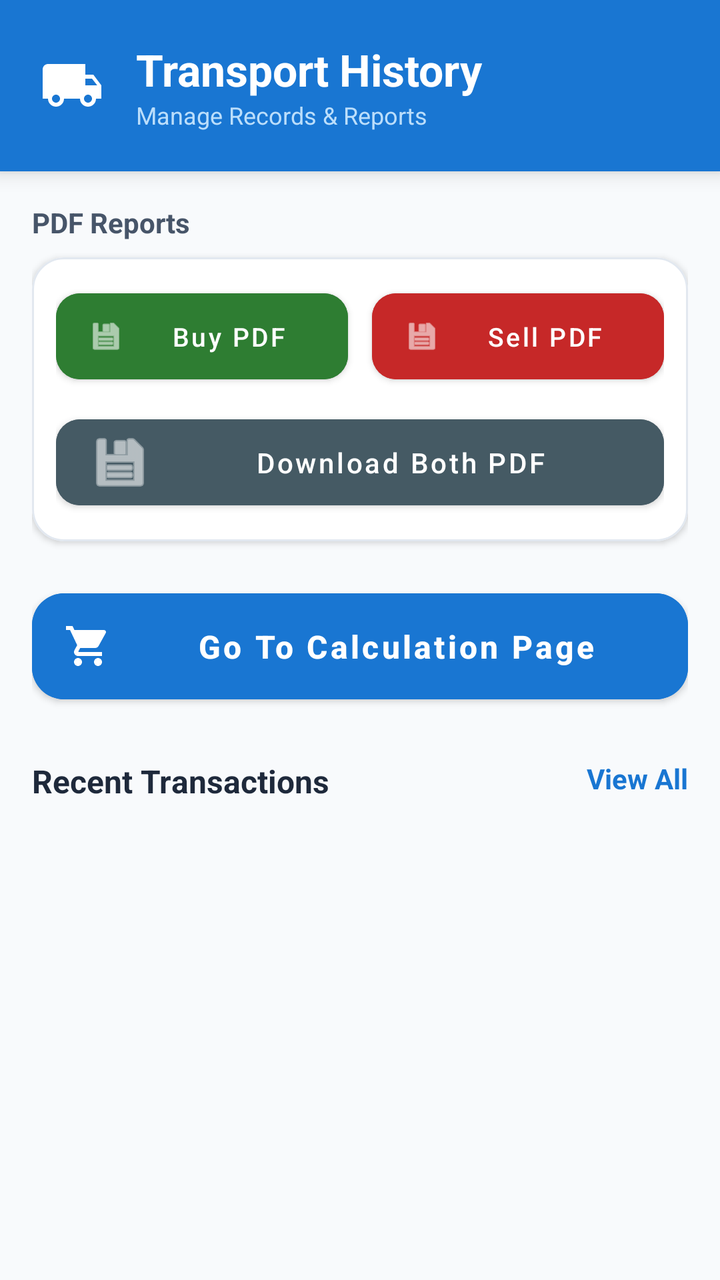
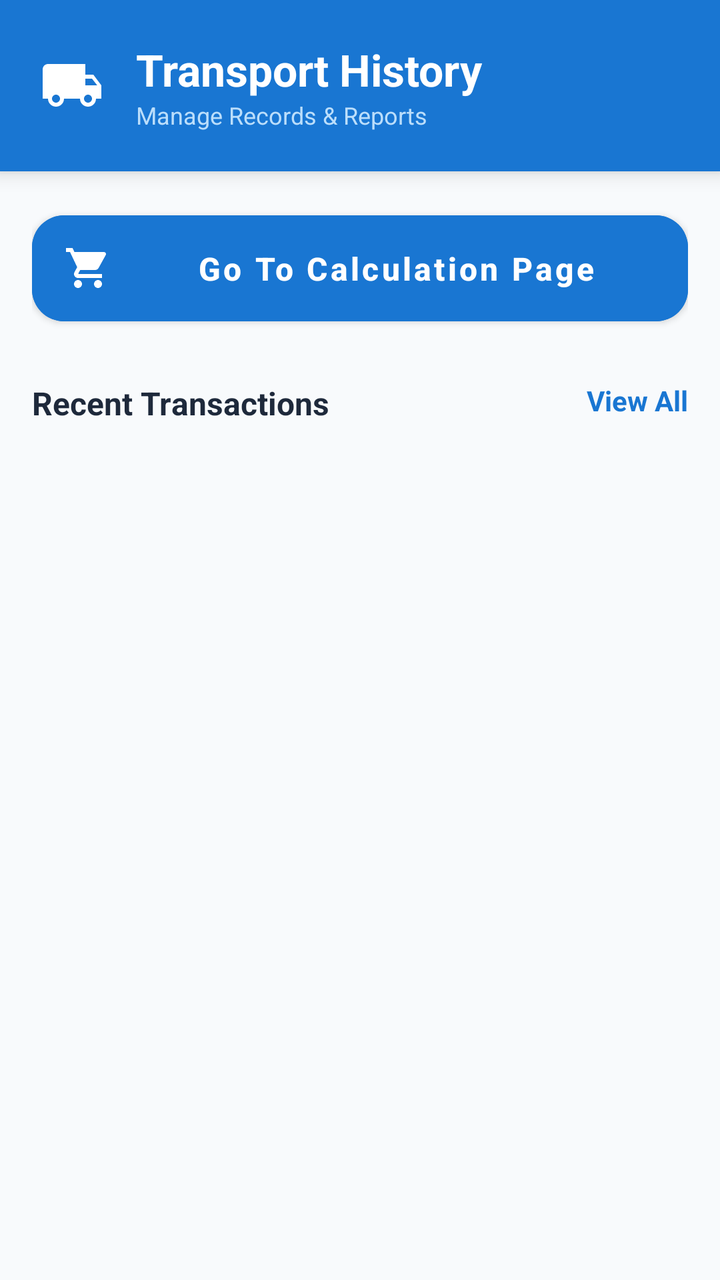

An Android layout rendered at two revisions. The XML below is the earlier revision; the diff shows what the commit changed to produce the second picture.
<!-- AndroidManifest.xml: application theme Theme.Transport1 -->
<!-- res/layout/activity_view_data.xml -->
<?xml version="1.0" encoding="utf-8"?>
<LinearLayout xmlns:android="http://schemas.android.com/apk/res/android"
    xmlns:app="http://schemas.android.com/apk/res-auto"
    xmlns:tools="http://schemas.android.com/tools"
    android:layout_width="match_parent"
    android:layout_height="match_parent"
    android:background="#F8FAFC"
    android:orientation="vertical">

    
    <RelativeLayout
        android:layout_width="match_parent"
        android:layout_height="wrap_content"
        android:background="@color/primaryBlue"
        android:padding="20dp"
        android:elevation="6dp">

        <ImageView
            android:id="@+id/imgHeaderIcon"
            android:layout_width="32dp"
            android:layout_height="32dp"
            android:layout_centerVertical="true"
            android:src="@drawable/ic_local_shipping"
            app:tint="@color/white" />

        <LinearLayout
            android:layout_width="wrap_content"
            android:layout_height="wrap_content"
            android:layout_toEndOf="@id/imgHeaderIcon"
            android:layout_marginStart="16dp"
            android:orientation="vertical">

            <TextView
                android:layout_width="wrap_content"
                android:layout_height="wrap_content"
                android:text="Transport History"
                android:textColor="@color/white"
                android:textSize="22sp"
                android:textStyle="bold" />

            <TextView
                android:layout_width="wrap_content"
                android:layout_height="wrap_content"
                android:text="Manage Records &amp; Reports"
                android:textColor="#BBDEFB"
                android:textSize="12sp" />
        </LinearLayout>
    </RelativeLayout>

    <ScrollView
        android:layout_width="match_parent"
        android:layout_height="0dp"
        android:layout_weight="1"
        android:fillViewport="true">

        <LinearLayout
            android:layout_width="match_parent"
            android:layout_height="wrap_content"
            android:orientation="vertical"
            android:padding="16dp">

            
            <TextView
                android:layout_width="wrap_content"
                android:layout_height="wrap_content"
                android:text="PDF Reports"
                android:textColor="#475569"
                android:textSize="14sp"
                android:textStyle="bold"
                android:layout_marginBottom="8dp" />

            <com.google.android.material.card.MaterialCardView
                android:layout_width="match_parent"
                android:layout_height="wrap_content"
                android:layout_marginBottom="20dp"
                app:cardCornerRadius="16dp"
                app:cardElevation="2dp"
                app:cardBackgroundColor="@color/white"
                app:strokeWidth="1dp"
                app:strokeColor="#E2E8F0">

                <LinearLayout
                    android:layout_width="match_parent"
                    android:layout_height="wrap_content"
                    android:orientation="vertical"
                    android:padding="12dp">

                    <LinearLayout
                        android:layout_width="match_parent"
                        android:layout_height="wrap_content"
                        android:orientation="horizontal"
                        android:weightSum="2">

                        <com.google.android.material.button.MaterialButton
                            android:id="@+id/btnDownloadBuy"
                            android:layout_width="0dp"
                            android:layout_height="55dp"
                            android:layout_weight="1"
                            android:layout_marginEnd="6dp"
                            android:backgroundTint="#2E7D32"
                            android:text="Buy PDF"
                            android:textAllCaps="false"
                            android:textSize="13sp"
                            app:cornerRadius="12dp"
                            app:icon="@android:drawable/ic_menu_save"
                            app:iconSize="18dp" />

                        <com.google.android.material.button.MaterialButton
                            android:id="@+id/btnDownloadSell"
                            android:layout_width="0dp"
                            android:layout_height="55dp"
                            android:layout_weight="1"
                            android:layout_marginStart="6dp"
                            android:backgroundTint="#C62828"
                            android:text="Sell PDF"
                            android:textAllCaps="false"
                            android:textSize="13sp"
                            app:cornerRadius="12dp"
                            app:icon="@android:drawable/ic_menu_save"
                            app:iconSize="18dp" />
                    </LinearLayout>

                    <com.google.android.material.button.MaterialButton
                        android:id="@+id/btnDownloadBoth"
                        android:layout_width="match_parent"
                        android:layout_height="55dp"
                        android:layout_marginTop="8dp"
                        android:backgroundTint="#455A64"
                        android:text="Download Both PDF"
                        android:textAllCaps="false"
                        android:textSize="14sp"
                        app:cornerRadius="12dp"
                        app:icon="@android:drawable/ic_menu_save"
                        app:iconPadding="8dp" />
                </LinearLayout>
            </com.google.android.material.card.MaterialCardView>

            
            <com.google.android.material.button.MaterialButton
                android:id="@+id/btnOpenCalculation"
                android:layout_width="match_parent"
                android:layout_height="65dp"
                android:layout_marginBottom="24dp"
                android:backgroundTint="@color/primaryBlue"
                android:text="Go To Calculation Page"
                android:textAllCaps="false"
                android:textSize="16sp"
                android:textStyle="bold"
                app:cornerRadius="16dp"
                app:elevation="4dp"
                app:icon="@drawable/ic_shopping_cart"
                app:iconPadding="12dp"
                app:iconSize="24dp" />

            
            <RelativeLayout
                android:layout_width="match_parent"
                android:layout_height="wrap_content"
                android:layout_marginBottom="12dp">

                <TextView
                    android:layout_width="wrap_content"
                    android:layout_height="wrap_content"
                    android:text="Recent Transactions"
                    android:textColor="#1E293B"
                    android:textSize="16sp"
                    android:textStyle="bold" />

                <TextView
                    android:layout_width="wrap_content"
                    android:layout_height="wrap_content"
                    android:layout_alignParentEnd="true"
                    android:text="View All"
                    android:textColor="@color/primaryBlue"
                    android:textSize="14sp"
                    android:textStyle="bold" />
            </RelativeLayout>

            <LinearLayout
                android:id="@+id/layoutData"
                android:layout_width="match_parent"
                android:layout_height="wrap_content"
                android:orientation="vertical" />

        </LinearLayout>
    </ScrollView>

</LinearLayout>
<!-- resources referenced by this layout -->
<resources>
  <color name="primaryBlue">#1976D2</color>
  <color name="white">#FFFFFFFF</color>
  <!-- drawable ic_local_shipping (drawable) -->
  <vector xmlns:android="http://schemas.android.com/apk/res/android"
      android:width="24dp"
      android:height="24dp"
      android:viewportWidth="24"
      android:viewportHeight="24"
      android:tint="?attr/colorControlNormal">
      <path
          android:fillColor="@android:color/white"
          android:pathData="M20,8h-3V4H3c-1.1,0 -2,0.9 -2,2v11h2c0,1.66 1.34,3 3,3s3,-1.34 3,-3h6c0,1.66 1.34,3 3,3s3,-1.34 3,-3h2v-5l-3,-4zM6,18.5c-0.83,0 -1.5,-0.67 -1.5,-1.5s0.67,-1.5 1.5,-1.5 1.5,0.67 1.5,1.5 -0.67,1.5 -1.5,1.5zM18,18.5c-0.83,0 -1.5,-0.67 -1.5,-1.5s0.67,-1.5 1.5,-1.5 1.5,0.67 1.5,1.5 -0.67,1.5 -1.5,1.5zM17,12V9.5h2.5l1.96,2.5H17z"/>
  </vector>
  <!-- drawable ic_shopping_cart (drawable) -->
  <vector xmlns:android="http://schemas.android.com/apk/res/android"
      android:width="24dp"
      android:height="24dp"
      android:viewportWidth="24"
      android:viewportHeight="24"
      android:tint="?attr/colorControlNormal">
      <path
          android:fillColor="@android:color/white"
          android:pathData="M7,18c-1.1,0 -1.99,0.9 -1.99,2S5.9,22 7,22s2,-0.9 2,-2 -0.9,-2 -2,-2zM1,2v2h2l3.6,7.59 -1.35,2.45c-0.16,0.28 -0.25,0.61 -0.25,0.96 0,1.1 0.9,2 2,2h12v-2H7.42c-0.14,0 -0.25,-0.11 -0.25,-0.25l0.03,-0.12 0.9,-1.63h7.45c0.75,0 1.41,-0.41 1.75,-1.03l3.58,-6.49c0.08,-0.14 0.12,-0.31 0.12,-0.48 0,-0.55 -0.45,-1 -1,-1H5.21l-0.94,-2H1zM17,18c-1.1,0 -1.99,0.9 -1.99,2s0.89,2 1.99,2 2,-0.9 2,-2 -0.9,-2 -2,-2z"/>
  </vector>
  <style name="Theme.Transport1" parent="Theme.MaterialComponents.DayNight.NoActionBar">
          
          <item name="colorPrimary">#1976D2</item>
          <item name="colorPrimaryVariant">#1565C0</item>
          <item name="colorOnPrimary">@color/white</item>
          
          <item name="colorSecondary">#03DAC6</item>
          <item name="colorSecondaryVariant">#018786</item>
          <item name="colorOnSecondary">@color/black</item>
          
          <item name="android:statusBarColor">?attr/colorPrimaryVariant</item>
      </style>
  <color name="black">#FF000000</color>
</resources>

<!-- the commit's change to res/layout/activity_view_data.xml (unified diff, before → after) -->
@@ -60,82 +60,6 @@
             android:padding="16dp">
 
             
-            <TextView
-                android:layout_width="wrap_content"
-                android:layout_height="wrap_content"
-                android:text="PDF Reports"
-                android:textColor="#475569"
-                android:textSize="14sp"
-                android:textStyle="bold"
-                android:layout_marginBottom="8dp" />
-
-            <com.google.android.material.card.MaterialCardView
-                android:layout_width="match_parent"
-                android:layout_height="wrap_content"
-                android:layout_marginBottom="20dp"
-                app:cardCornerRadius="16dp"
-                app:cardElevation="2dp"
-                app:cardBackgroundColor="@color/white"
-                app:strokeWidth="1dp"
-                app:strokeColor="#E2E8F0">
-
-                <LinearLayout
-                    android:layout_width="match_parent"
-                    android:layout_height="wrap_content"
-                    android:orientation="vertical"
-                    android:padding="12dp">
-
-                    <LinearLayout
-                        android:layout_width="match_parent"
-                        android:layout_height="wrap_content"
-                        android:orientation="horizontal"
-                        android:weightSum="2">
-
-                        <com.google.android.material.button.MaterialButton
-                            android:id="@+id/btnDownloadBuy"
-                            android:layout_width="0dp"
-                            android:layout_height="55dp"
-                            android:layout_weight="1"
-                            android:layout_marginEnd="6dp"
-                            android:backgroundTint="#2E7D32"
-                            android:text="Buy PDF"
-                            android:textAllCaps="false"
-                            android:textSize="13sp"
-                            app:cornerRadius="12dp"
-                            app:icon="@android:drawable/ic_menu_save"
-                            app:iconSize="18dp" />
-
-                        <com.google.android.material.button.MaterialButton
-                            android:id="@+id/btnDownloadSell"
-                            android:layout_width="0dp"
-                            android:layout_height="55dp"
-                            android:layout_weight="1"
-                            android:layout_marginStart="6dp"
-                            android:backgroundTint="#C62828"
-                            android:text="Sell PDF"
-                            android:textAllCaps="false"
-                            android:textSize="13sp"
-                            app:cornerRadius="12dp"
-                            app:icon="@android:drawable/ic_menu_save"
-                            app:iconSize="18dp" />
-                    </LinearLayout>
-
-                    <com.google.android.material.button.MaterialButton
-                        android:id="@+id/btnDownloadBoth"
-                        android:layout_width="match_parent"
-                        android:layout_height="55dp"
-                        android:layout_marginTop="8dp"
-                        android:backgroundTint="#455A64"
-                        android:text="Download Both PDF"
-                        android:textAllCaps="false"
-                        android:textSize="14sp"
-                        app:cornerRadius="12dp"
-                        app:icon="@android:drawable/ic_menu_save"
-                        app:iconPadding="8dp" />
-                </LinearLayout>
-            </com.google.android.material.card.MaterialCardView>
-
-            
             <com.google.android.material.button.MaterialButton
                 android:id="@+id/btnOpenCalculation"
                 android:layout_width="match_parent"
